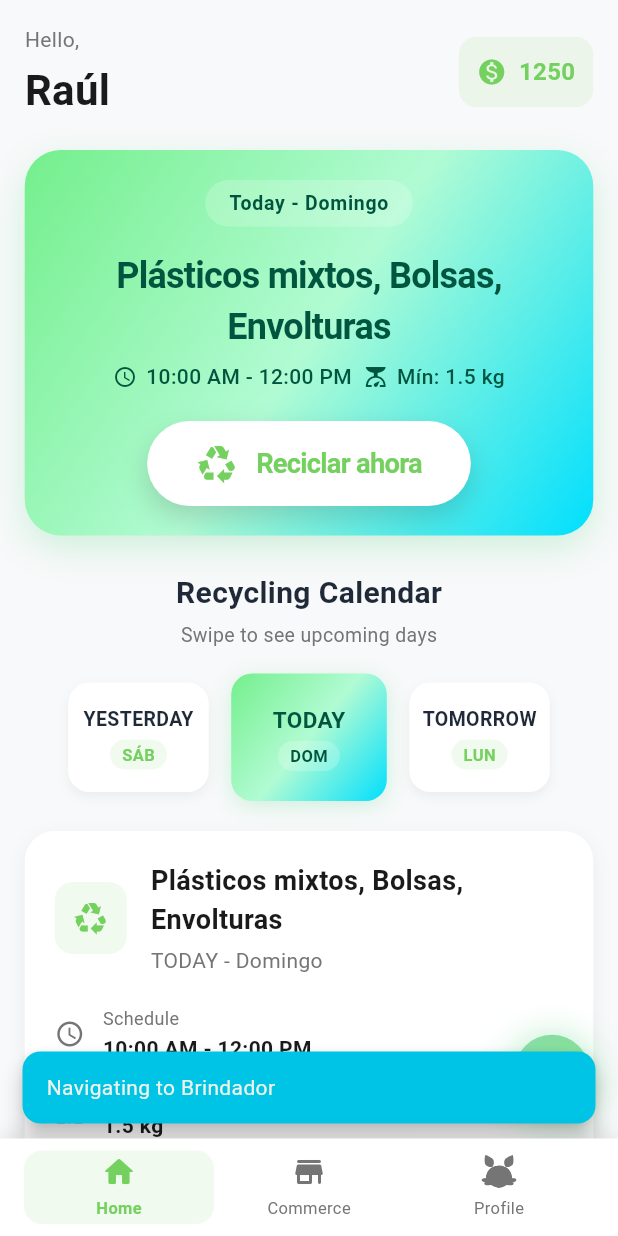
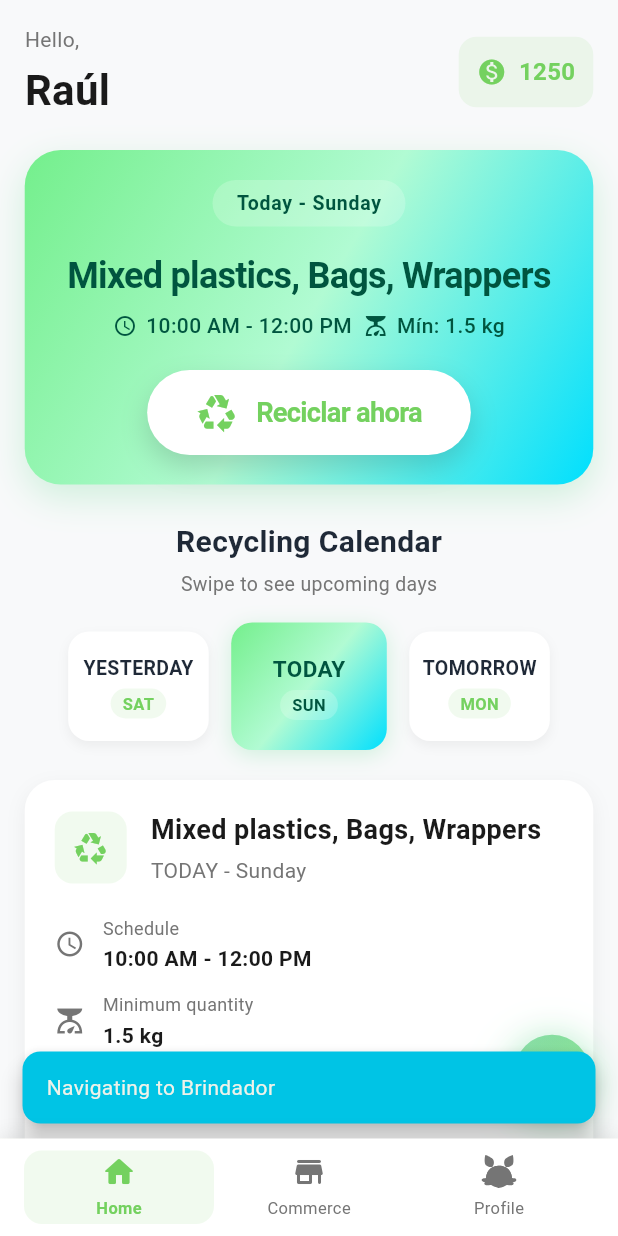
Before and after one commit to rjmmdev/bioway.app, a Flutter app: the BioWayLoginScreen screen opened directly, after a tap on "Log In", after a tap on "Brindador", on a phone screen of 412 x 824 dp. Run offline on Flutter 3.47's test engine with Material 3 defaults, Android fonts, the phone set to English and light mode, and no system bars; our stand-ins replace camera, cloud_firestore, easy_localization, firebase_auth, firebase_core, firebase_storage and 6 more; missing offline and left inert: google_mlkit_image_labeling, google_mlkit_text_recognition; accounts and stored records are empty.

Commit message:
fix: Completar traducción de días de la semana y materiales reciclables
- Agregado traducción completa de días de la semana (lunes-domingo)
- Agregado traducción de AYER/HOY/MAÑANA
- Implementado traducción de todos los materiales reciclables
- Actualizado modelo Horario para usar traducciones dinámicas
- Corregido inicialización de horarios con contexto
- Añadido métodos de traducción para materiales
- Traducciones disponibles para:
  * Días de la semana completos
  * Materiales: PET, Cartón, Papel, Aluminio, Latas, Vidrio, etc.
  * Textos de cantidad mínima y no aceptados
  * Orgánicos y residuos peligrosos

🤖 Generated with Claude Code

Co-Authored-By: Claude <noreply@anthropic.com>

```diff
--- a/lib/l10n/app_localizations.dart
+++ b/lib/l10n/app_localizations.dart
@@ -1045,6 +1045,104 @@ class AppLocalizations {
   String get warningText => locale.languageCode == 'es'
       ? 'Advertencia'
       : 'Warning';
+
+  // Days of the week
+  String get monday => locale.languageCode == 'es'
+      ? 'Lunes'
+      : 'Monday';
+
+  String get tuesday => locale.languageCode == 'es'
+      ? 'Martes'
+      : 'Tuesday';
+
+  String get wednesday => locale.languageCode == 'es'
+      ? 'Miércoles'
+      : 'Wednesday';
+
+  String get thursday => locale.languageCode == 'es'
+      ? 'Jueves'
+      : 'Thursday';
+
+  String get friday => locale.languageCode == 'es'
+      ? 'Viernes'
+      : 'Friday';
+
+  String get saturday => locale.languageCode == 'es'
+      ? 'Sábado'
+      : 'Saturday';
+
+  String get sunday => locale.languageCode == 'es'
+      ? 'Domingo'
+      : 'Sunday';
+
+  String get yesterday => locale.languageCode == 'es'
+      ? 'AYER'
+      : 'YESTERDAY';
+
+  String get today => locale.languageCode == 'es'
+      ? 'HOY'
+      : 'TODAY';
+
+  String get tomorrow => locale.languageCode == 'es'
+      ? 'MAÑANA'
+      : 'TOMORROW';
+
+  // Additional Materials
+  String get allMaterials => locale.languageCode == 'es'
+      ? 'Todos los materiales'
+      : 'All materials';
+
+  String get mixedPlastics => locale.languageCode == 'es'
+      ? 'Plásticos mixtos'
+      : 'Mixed plastics';
+
+  String get bags => locale.languageCode == 'es'
+      ? 'Bolsas'
+      : 'Bags';
+
+  String get wrappers => locale.languageCode == 'es'
+      ? 'Envolturas'
+      : 'Wrappers';
+
+  String get cans => locale.languageCode == 'es'
+      ? 'Latas'
+      : 'Cans';
+
+  String get steel => locale.languageCode == 'es'
+      ? 'Acero'
+      : 'Steel';
+
+  String get newspaper => locale.languageCode == 'es'
+      ? 'Periódico'
+      : 'Newspaper';
+
+  String get magazines => locale.languageCode == 'es'
+      ? 'Revistas'
+      : 'Magazines';
+
+  String get hdpe => locale.languageCode == 'es'
+      ? 'HDPE'
+      : 'HDPE';
+
+  String get minimumQuantity => locale.languageCode == 'es'
+      ? 'Cantidad mínima'
+      : 'Minimum quantity';
+
+  String get notAccepted => locale.languageCode == 'es'
+      ? 'No aceptamos'
+      : 'Not accepted';
+
+  String get organics => locale.languageCode == 'es'
+      ? 'Orgánicos'
+      : 'Organics';
+
+  String get hazardousWaste => locale.languageCode == 'es'
+      ? 'Residuos peligrosos'
+      : 'Hazardous waste';
+
+  String get noSchedule => locale.languageCode == 'es'
+      ? 'Sin horario'
+      : 'No schedule';
 }
 
 class _AppLocalizationsDelegate extends LocalizationsDelegate<AppLocalizations> {
--- a/lib/models/bioway/horario.dart
+++ b/lib/models/bioway/horario.dart
@@ -1,4 +1,5 @@
 import 'package:flutter/material.dart';
+import '../../l10n/app_localizations.dart';
 
 class Horario {
   final int diaSemana;
@@ -44,13 +45,60 @@ class Horario {
     return '$displayHour:$minute $period';
   }
 
-  static List<Horario> getMockHorarios() {
+  static String _translateMaterial(String material, AppLocalizations? loc) {
+    if (loc == null) return material;
+
+    switch (material) {
+      case 'PET':
+        return loc.petBottles.replaceAll('Botellas ', '');
+      case 'Cartón':
+        return loc.cardboard;
+      case 'Papel':
+        return loc.paper;
+      case 'Aluminio':
+        return loc.aluminum;
+      case 'Latas':
+        return loc.cans;
+      case 'Tetra Pak':
+        return loc.tetraPak;
+      case 'Vidrio':
+        return loc.glass;
+      case 'Metal':
+        return loc.metal;
+      case 'Acero':
+        return loc.steel;
+      case 'Periódico':
+        return loc.newspaper;
+      case 'Revistas':
+        return loc.magazines;
+      case 'HDPE':
+        return loc.hdpe;
+      case 'Todos los materiales':
+        return loc.allMaterials;
+      case 'Plásticos mixtos':
+        return loc.mixedPlastics;
+      case 'Bolsas':
+        return loc.bags;
+      case 'Envolturas':
+        return loc.wrappers;
+      default:
+        return material;
+    }
+  }
+
+  static List<String> _translateMaterials(List<String> materials, AppLocalizations? loc) {
+    if (loc == null) return materials;
+    return materials.map((m) => _translateMaterial(m, loc)).toList();
+  }
+
+  static List<Horario> getMockHorarios([BuildContext? context]) {
+    final loc = context != null ? AppLocalizations.of(context) : null;
     return [
       Horario(
         diaSemana: 1,
-        nombreDia: 'Lunes',
+        nombreDia: loc?.monday ?? 'Lunes',
         activo: true,
-        materiales: ['PET', 'Cartón', 'Papel'],
+        materiales: _translateMaterials(['PET', 'Cartón', 'Papel'], loc),
         horaInicio: const TimeOfDay(hour: 8, minute: 0),
         horaFin: const TimeOfDay(hour: 12, minute: 0),
         cantidadMinima: '2 kg',
@@ -58,9 +106,9 @@ class Horario {
       ),
       Horario(
         diaSemana: 2,
-        nombreDia: 'Martes',
+        nombreDia: loc?.tuesday ?? 'Martes',
         activo: true,
-        materiales: ['Aluminio', 'Latas', 'Tetra Pak'],
+        materiales: _translateMaterials(['Aluminio', 'Latas', 'Tetra Pak'], loc),
         horaInicio: const TimeOfDay(hour: 9, minute: 0),
         horaFin: const TimeOfDay(hour: 13, minute: 0),
         cantidadMinima: '1.5 kg',
@@ -68,9 +116,9 @@ class Horario {
       ),
       Horario(
         diaSemana: 3,
-        nombreDia: 'Miércoles',
+        nombreDia: loc?.wednesday ?? 'Miércoles',
         activo: true,
-        materiales: ['Vidrio', 'Metal', 'Acero'],
+        materiales: _translateMaterials(['Vidrio', 'Metal', 'Acero'], loc),
         horaInicio: const TimeOfDay(hour: 8, minute: 0),
         horaFin: const TimeOfDay(hour: 12, minute: 0),
         cantidadMinima: '3 kg',
@@ -78,9 +126,9 @@ class Horario {
       ),
       Horario(
         diaSemana: 4,
-        nombreDia: 'Jueves',
+        nombreDia: loc?.thursday ?? 'Jueves',
         activo: true,
-        materiales: ['Papel', 'Periódico', 'Revistas'],
+        materiales: _translateMaterials(['Papel', 'Periódico', 'Revistas'], loc),
         horaInicio: const TimeOfDay(hour: 10, minute: 0),
         horaFin: const TimeOfDay(hour: 14, minute: 0),
         cantidadMinima: '2 kg',
@@ -88,9 +136,9 @@ class Horario {
       ),
       Horario(
         diaSemana: 5,
-        nombreDia: 'Viernes',
+        nombreDia: loc?.friday ?? 'Viernes',
         activo: true,
-        materiales: ['PET', 'HDPE', 'Cartón'],
+        materiales: _translateMaterials(['PET', 'HDPE', 'Cartón'], loc),
         horaInicio: const TimeOfDay(hour: 8, minute: 0),
         horaFin: const TimeOfDay(hour: 14, minute: 0),
         cantidadMinima: '2.5 kg',
@@ -98,9 +146,9 @@ class Horario {
       ),
       Horario(
         diaSemana: 6,
-        nombreDia: 'Sábado',
+        nombreDia: loc?.saturday ?? 'Sábado',
         activo: true,
-        materiales: ['Todos los materiales'],
+        materiales: _translateMaterials(['Todos los materiales'], loc),
         horaInicio: const TimeOfDay(hour: 9, minute: 0),
         horaFin: const TimeOfDay(hour: 13, minute: 0),
         cantidadMinima: '1 kg',
@@ -108,9 +156,9 @@ class Horario {
       ),
       Horario(
         diaSemana: 7,
-        nombreDia: 'Domingo',
+        nombreDia: loc?.sunday ?? 'Domingo',
         activo: true,
-        materiales: ['Plásticos mixtos', 'Bolsas', 'Envolturas'],
+        materiales: _translateMaterials(['Plásticos mixtos', 'Bolsas', 'Envolturas'], loc),
         horaInicio: const TimeOfDay(hour: 10, minute: 0),
         horaFin: const TimeOfDay(hour: 12, minute: 0),
         cantidadMinima: '1.5 kg',
--- a/lib/screens/brindador/brindador_dashboard_screen.dart
+++ b/lib/screens/brindador/brindador_dashboard_screen.dart
@@ -19,8 +19,8 @@ class BrindadorDashboardScreen extends StatefulWidget {
 
 class _BrindadorDashboardScreenState extends State<BrindadorDashboardScreen>
     with TickerProviderStateMixin {
-  late List<Horario> _horarios;
-  late UserState _userState;
+  List<Horario> _horarios = [];
+  UserState? _userState;
   late AnimationController _animationController;
   late Animation<double> _scaleAnimation;
   late AnimationController _fabAnimationController;
@@ -74,9 +74,14 @@ class _BrindadorDashboardScreenState extends State<BrindadorDashboardScreen>
   }
 
   void _initializeMockData() {
-    _horarios = Horario.getMockHorarios();
-    _userState = UserState.getMockUserState();
-    _userStatus = 0;
+    // Necesitamos retrasar la inicialización hasta que tengamos contexto
+    WidgetsBinding.instance.addPostFrameCallback((_) {
+      setState(() {
+        _horarios = Horario.getMockHorarios(context);
+        _userState = UserState.getMockUserState();
+        _userStatus = 0;
+      });
+    });
   }
 
   @override
@@ -229,7 +234,7 @@ class _BrindadorDashboardScreenState extends State<BrindadorDashboardScreen>
               ),
               const SizedBox(height: 4),
               Text(
-                _userState.nombre,
+                _userState?.nombre ?? 'Usuario',
                 style: const TextStyle(
                   fontSize: 28,
                   fontWeight: FontWeight.bold,
@@ -269,7 +274,7 @@ class _BrindadorDashboardScreenState extends State<BrindadorDashboardScreen>
   }
 
   Widget _buildRecycleNowCard(Horario? horario) {
-    final canRecycle = _userState.puedeBrindar && horario != null;
+    final canRecycle = (_userState?.puedeBrindar ?? false) && horario != null;
     final screenWidth = MediaQuery.of(context).size.width;
 
     return Container(
@@ -853,9 +858,10 @@ class _BrindadorDashboardScreenState extends State<BrindadorDashboardScreen>
   }
 
   String _getLabel(int index) {
-    if (index == 0) return 'yesterday'.tr().toUpperCase();
-    if (index == 1) return 'today'.tr().toUpperCase();
-    if (index == 2) return 'tomorrow'.tr().toUpperCase();
+    final loc = AppLocalizations.of(context);
+    if (index == 0) return loc?.yesterday ?? 'AYER';
+    if (index == 1) return loc?.today ?? 'HOY';
+    if (index == 2) return loc?.tomorrow ?? 'MAÑANA';
     return "";
   }
 
```
